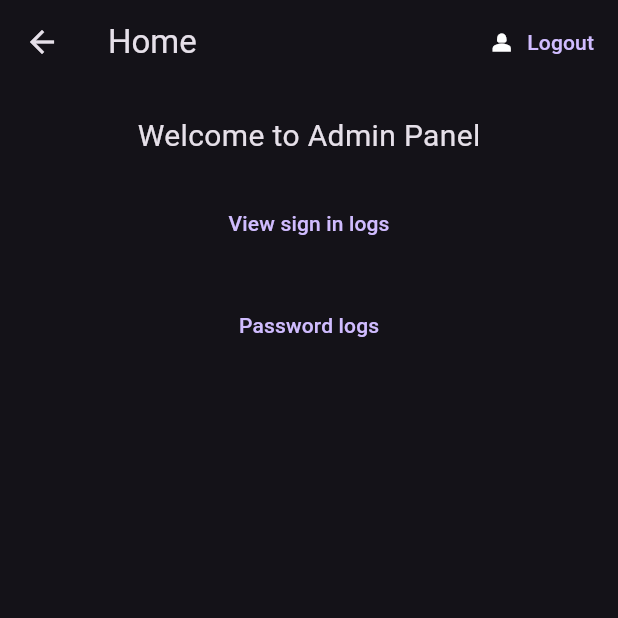
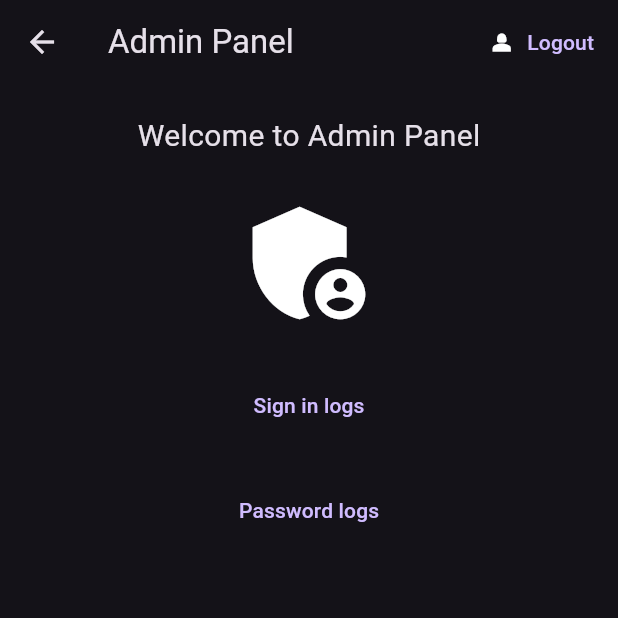
Before and after one commit to vladsodev/firebase_auth_app, a Flutter app: the HomeScreen screen opened directly, on a phone screen of 412 x 824 dp, the top half of it. Run offline on Flutter 3.47's test engine with Material 3 defaults, Android fonts, the light colour scheme and no system bars; our stand-ins replace cloud_firestore, firebase_auth, firebase_core; missing offline and left inert: encrypt, window_manager, zxcvbn; accounts and stored records are empty; network calls fail.

Commit message:
minor improvements

```diff
--- a/lib/screens/authenticate/register_screen.dart
+++ b/lib/screens/authenticate/register_screen.dart
@@ -50,6 +50,7 @@ class _RegisterFormState extends State<RegisterForm> {
                   child: Column(
                     children: [
                       TextFormField(
+                        decoration: const InputDecoration(labelText: 'Email'),
                         validator: (value) => value!.isEmpty ? 'Enter an email' : null,
                         onChanged: (value) {
                           setState(() {
@@ -59,6 +60,7 @@ class _RegisterFormState extends State<RegisterForm> {
                       ),
                       const SizedBox(height: 20),
                       TextFormField(
+                        decoration: const InputDecoration(labelText: 'Password'),
                         validator: (value) => value!.length < 6 ? 'Enter a password 6+ chars long' : null,
                         obscureText: true,
                         onChanged: (value) {
--- a/lib/screens/authenticate/sign_in.dart
+++ b/lib/screens/authenticate/sign_in.dart
@@ -49,6 +49,7 @@ class _SignInState extends State<SignIn> {
                   child: Column(
                     children: [
                       TextFormField(
+                        decoration: const InputDecoration(labelText: 'Email'),
                         validator: (value) => value!.isEmpty ? 'Enter an email' : null,
                         onChanged: (value) {
                           setState(() {
@@ -58,6 +59,7 @@ class _SignInState extends State<SignIn> {
                       ),
                       const SizedBox(height: 20),
                       TextFormField(
+                        decoration: const InputDecoration(labelText: 'Password'),
                         validator: (value) => value!.length < 6 ? 'Enter a password 6+ chars long' : null,
                         obscureText: true,
                         onChanged: (value) {
--- a/lib/screens/home/hollow_screen.dart
+++ b/lib/screens/home/hollow_screen.dart
@@ -16,7 +16,7 @@ class _HollowScrenState extends State<HollowScren> {
   Widget build(BuildContext context) {
     return Scaffold(
       appBar: AppBar(
-          title: const Text('Home'),
+          title: const Text('User screen'),
           actions: [
             TextButton.icon(
               onPressed: () async {
@@ -33,7 +33,7 @@ class _HollowScrenState extends State<HollowScren> {
           children: [
             Text("Sorry, but you're not an admin"),
             SizedBox(height: 20),
-            Icon(Icons.admin_panel_settings, size: 100),
+            Icon(Icons.mood_bad, size: 100),
           ]
         ),
       ),
--- a/lib/screens/home/home_screen.dart
+++ b/lib/screens/home/home_screen.dart
@@ -23,7 +23,7 @@ class _HomeScreenState extends State<HomeScreen> {
   Widget build(BuildContext context) {
     return Scaffold(
       appBar: AppBar(
-        title: const Text('Home'),
+        title: const Text('Admin Panel'),
         actions: [
           TextButton.icon(
             onPressed: () async {
@@ -44,6 +44,8 @@ class _HomeScreenState extends State<HomeScreen> {
                 style: TextStyle(fontSize: 20),
               ),
               const SizedBox(height: 20),
+              const Icon(Icons.admin_panel_settings_sharp, size: 100),
+              const SizedBox(height: 20),
               TextButton(
                 onPressed: () {
                   Navigator.of(context).push(
@@ -57,7 +59,12 @@ class _HomeScreenState extends State<HomeScreen> {
                     )
                   );
                 },
-                child: const Text('View sign in logs'),
+                style: const ButtonStyle(
+                  fixedSize: MaterialStatePropertyAll(
+                    Size(200, 50),
+                  ),
+                ),
+                child: const Text('Sign in logs'),
               ),
               const SizedBox(height: 20),
               TextButton(
@@ -73,6 +80,11 @@ class _HomeScreenState extends State<HomeScreen> {
                     )
                   );
                 },
+                style: const ButtonStyle(
+                  fixedSize: MaterialStatePropertyAll(
+                    Size(200, 50),
+                  ),
+                ),
                 child: const Text('Password logs'),
               ),
               const SizedBox(height: 20),
--- a/pubspec.yaml
+++ b/pubspec.yaml
@@ -36,7 +36,9 @@ dependencies:
   flutter:
     sdk: flutter
   provider: ^6.1.2
+  window_manager: ^0.3.8
   zxcvbn: ^1.0.0
+
 
 dev_dependencies:
 
```
Also changed, not shown: lib/main.dart (+10 -0 lines), pubspec.lock, 6 other files.
